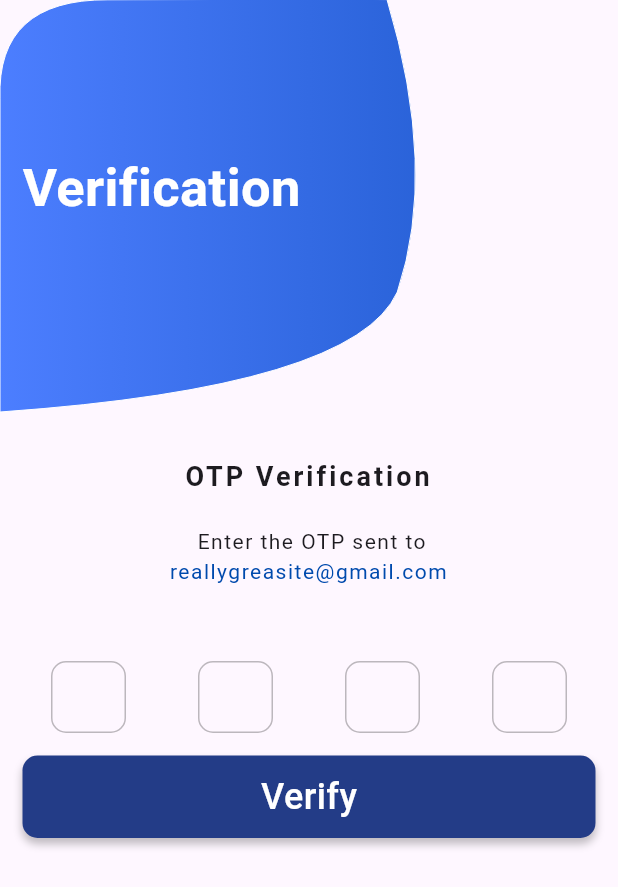
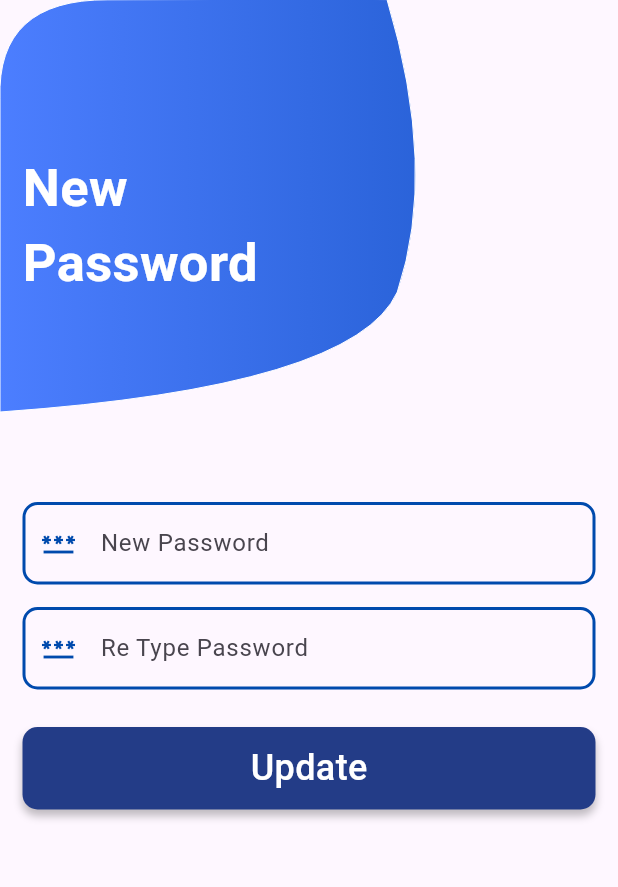
Before and after one commit to IT21175466/Flutter-Pertise-Project, a Flutter app: the screen it shows after launch, on a phone screen of 412 x 824 dp. Shown: the top 887 px of the screen. Run offline on Flutter 3.47's test engine with Material 2 defaults, Android fonts, the phone set to English and light mode, and no system bars; drawn by our look-alikes of otp_text_field.

Commit message:
Change Password Screen Done

```diff
--- /dev/null
+++ b/lib/Frontend/ChangePasswordScreen.dart
@@ -0,0 +1,206 @@
+import 'package:flutter/material.dart';
+
+class ChangePasswordScreen extends StatefulWidget {
+  const ChangePasswordScreen({super.key});
+
+  @override
+  State<ChangePasswordScreen> createState() => _ChangePasswordScreenState();
+}
+
+class _ChangePasswordScreenState extends State<ChangePasswordScreen> {
+  @override
+  Widget build(BuildContext context) {
+    double screenWidth = MediaQuery.of(context).size.width;
+    double screenHeight = MediaQuery.of(context).size.height;
+    return Scaffold(
+      body: SingleChildScrollView(
+        child: Container(
+          height: screenHeight,
+          width: screenWidth,
+          child: Column(
+            children: [
+              Container(
+                child: Stack(
+                  children: [
+                    CustomPaint(
+                      size: Size(screenWidth,
+                          (screenWidth * 0.6666666666666666).toDouble()),
+                      painter: CustomShape(),
+                    ),
+                    Container(
+                      padding: EdgeInsets.symmetric(horizontal: 15),
+                      height: 250,
+                      width: 250,
+                      child: Align(
+                        alignment: Alignment.centerLeft,
+                        child: Text(
+                          ' \nNew \nPassword',
+                          style: TextStyle(
+                            fontSize: 35,
+                            fontWeight: FontWeight.w600,
+                            color: Colors.white,
+                          ),
+                        ),
+                      ),
+                    ),
+                  ],
+                ),
+              ),
+              SizedBox(
+                height: 30,
+              ),
+              Container(
+                width: screenWidth,
+                child: Column(
+                  children: [
+                    SizedBox(
+                      height: 30,
+                    ),
+                    Container(
+                      width: screenWidth - 30,
+                      height: 55,
+                      child: TextField(
+                        decoration: InputDecoration(
+                          prefixIcon: const Icon(
+                            Icons.password,
+                            color: Color.fromARGB(255, 0, 74, 173),
+                          ),
+                          border: OutlineInputBorder(
+                            borderRadius: BorderRadius.circular(10.0),
+                          ),
+                          enabledBorder: OutlineInputBorder(
+                            borderRadius: BorderRadius.circular(10.0),
+                            borderSide: const BorderSide(
+                              color: Color.fromARGB(255, 0, 74, 173),
+                              width: 2.0,
+                            ),
+                          ),
+                          labelText: 'New Password',
+                        ),
+                      ),
+                    ),
+                    SizedBox(
+                      height: 15,
+                    ),
+                    Container(
+                      width: screenWidth - 30,
+                      height: 55,
+                      child: TextField(
+                        decoration: InputDecoration(
+                          prefixIcon: const Icon(
+                            Icons.password,
+                            color: Color.fromARGB(255, 0, 74, 173),
+                          ),
+                          border: OutlineInputBorder(
+                            borderRadius: BorderRadius.circular(10.0),
+                          ),
+                          enabledBorder: OutlineInputBorder(
+                            borderRadius: BorderRadius.circular(10.0),
+                            borderSide: const BorderSide(
+                              color: Color.fromARGB(255, 0, 74, 173),
+                              width: 2.0,
+                            ),
+                          ),
+                          labelText: 'Re Type Password',
+                        ),
+                      ),
+                    ),
+                    SizedBox(
+                      height: 25,
+                    ),
+                    GestureDetector(
+                      onTap: () {},
+                      child: Container(
+                        height: 55,
+                        width: screenWidth - 30,
+                        decoration: BoxDecoration(
+                          borderRadius: BorderRadius.circular(10),
+                          color: const Color.fromARGB(255, 35, 60, 135),
+                          boxShadow: const [
+                            BoxShadow(
+                              offset: Offset(0, 4.0),
+                              blurRadius: 4.0,
+                              color: Color.fromARGB(63, 0, 0, 0),
+                            ),
+                          ],
+                        ),
+                        child: Center(
+                          child: Text(
+                            'Update',
+                            style: TextStyle(
+                              fontWeight: FontWeight.w500,
+                              fontSize: 24,
+                              color: Colors.white,
+                            ),
+                          ),
+                        ),
+                      ),
+                    ),
+                  ],
+                ),
+              ),
+            ],
+          ),
+        ),
+      ),
+    );
+  }
+}
+
+class CustomShape extends CustomPainter {
+  @override
+  void paint(Canvas canvas, Size size) {
+    // Create a gradient
+    final gradient = LinearGradient(
+      colors: [
+        const Color.fromARGB(255, 76, 126, 255),
+        const Color.fromARGB(255, 26, 86, 199),
+      ],
+      stops: [0.0, 1.0], // Adjust the stops as needed
+    );
+
+    // Create a shader from the gradient
+    final shader =
+        gradient.createShader(Rect.fromLTWH(0, 0, size.width, size.height));
+
+    // Layer 1
+
+    Paint paint_fill_0 = Paint()
+      ..shader = shader
+      ..style = PaintingStyle.fill
+      ..strokeWidth = size.width * 0.00
+      ..strokeCap = StrokeCap.butt
+      ..strokeJoin = StrokeJoin.miter;
+
+    Path path_0 = Path();
+    path_0.moveTo(size.width * 0.1744444, size.height * -0.0005667);
+    path_0.quadraticBezierTo(size.width * -0.0058444, size.height * -0.0016667,
+        size.width * 0.0000222, size.height * 0.2400000);
+    path_0.lineTo(0, size.height);
+    path_0.quadraticBezierTo(size.width * 0.5732667, size.height * 0.9394667,
+        size.width * 0.6428889, size.height * 0.7088000);
+    path_0.quadraticBezierTo(size.width * 0.7088222, size.height * 0.4145000,
+        size.width * 0.6262889, size.height * -0.0010667);
+    path_0.quadraticBezierTo(size.width * 0.5133333, size.height * -0.0022000,
+        size.width * 0.1744444, size.height * -0.0005667);
+    path_0.close();
+
+    canvas.drawPath(path_0, paint_fill_0);
+
+    // Layer 1
+
+    Paint paint_stroke_0 = Paint()
+      ..color = Color.fromARGB(255, 255, 255, 255)
+      ..style = PaintingStyle.stroke
+      ..strokeWidth = size.width * 0.00
+      ..strokeCap = StrokeCap.butt
+      ..strokeJoin = StrokeJoin.miter;
+
+    canvas.drawPath(path_0, paint_stroke_0);
+  }
+
+  @override
+  bool shouldRepaint(covariant CustomPainter oldDelegate) {
+    return true;
+  }
+}
--- a/lib/main.dart
+++ b/lib/main.dart
@@ -1,4 +1,5 @@
 import 'package:flutter/material.dart';
+import 'package:sexpertise/Frontend/ChangePasswordScreen.dart';
 import 'package:sexpertise/Frontend/ForgotPasswordScreen.dart';
 import 'package:sexpertise/Frontend/OTPVerificationScreen.dart';
 
@@ -34,7 +35,7 @@ class MyApp extends StatelessWidget {
         colorScheme: ColorScheme.fromSeed(seedColor: Colors.deepPurple),
         useMaterial3: true,
       ),
-      home: OTPVerificationScreen(),
+      home: ChangePasswordScreen(),
     );
   }
 }
```
